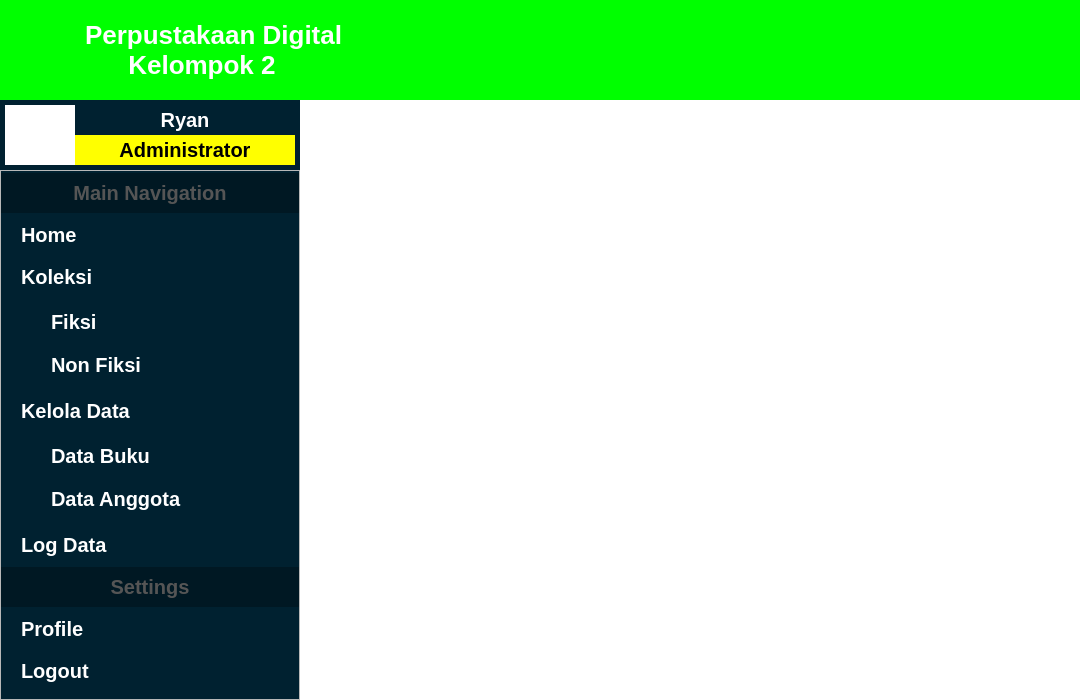
The window that view/Dashboard.ui (Ionisasi/Aplikasi-Perpustakaan-Digital) describes before a commit, drawn with Qt 5.
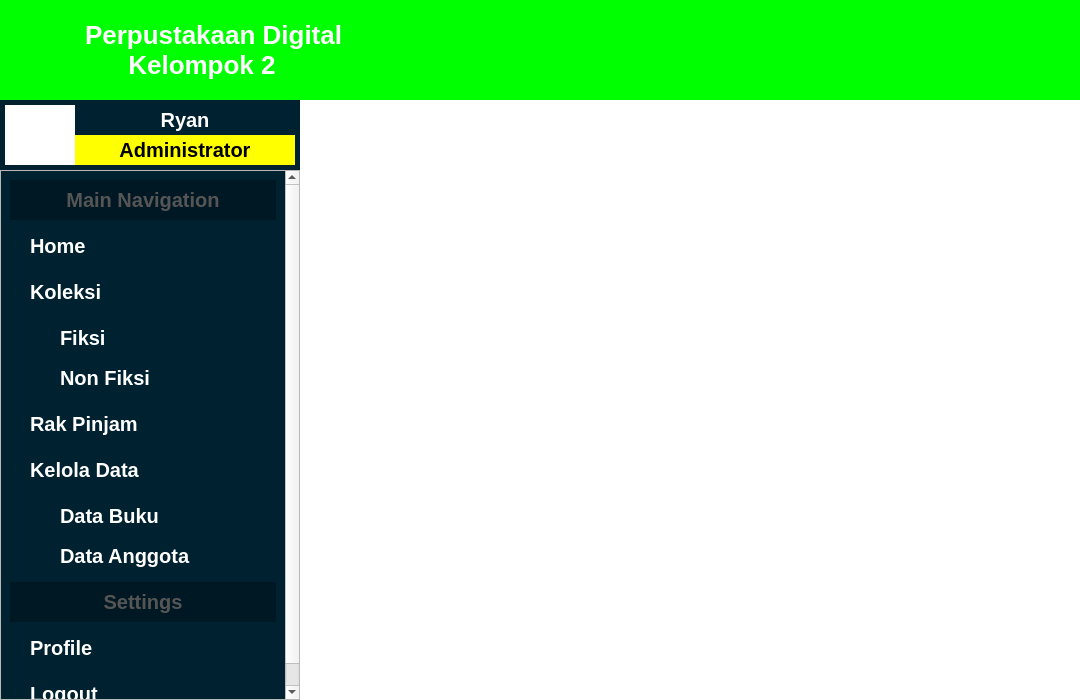
The same window after the commit. Icons and pictures are not drawn.

Patch:
```diff
--- a/view/Dashboard.ui
+++ b/view/Dashboard.ui
@@ -208,9 +208,9 @@
        <property name="geometry">
         <rect>
          <x>0</x>
-         <y>0</y>
-         <width>298</width>
-         <height>518</height>
+         <y>-47</y>
+         <width>281</width>
+         <height>565</height>
         </rect>
        </property>
        <property name="minimumSize">
@@ -228,22 +228,7 @@
        <property name="styleSheet">
         <string notr="true">background-color: rgb(0, 33, 48);</string>
        </property>
-       <layout class="QVBoxLayout" name="verticalLayout_3">
-        <property name="spacing">
-         <number>0</number>
-        </property>
-        <property name="leftMargin">
-         <number>0</number>
-        </property>
-        <property name="topMargin">
-         <number>0</number>
-        </property>
-        <property name="rightMargin">
-         <number>0</number>
-        </property>
-        <property name="bottomMargin">
-         <number>0</number>
-        </property>
+       <layout class="QVBoxLayout" name="verticalLayout">
         <item>
          <widget class="QLabel" name="Menu1">
           <property name="minimumSize">
@@ -432,6 +417,39 @@
           </layout>
          </widget>
         </item>
+        <item>
+         <widget class="QPushButton" name="Pinjam">
+          <property name="minimumSize">
+           <size>
+            <width>0</width>
+            <height>40</height>
+           </size>
+          </property>
+          <property name="maximumSize">
+           <size>
+            <width>16777215</width>
+            <height>40</height>
+           </size>
+          </property>
+          <property name="styleSheet">
+           <string notr="true">font-size: 20px; font-weight: bold; text-align: left; color: #ffffff;padding-left: 20px;border:tranparanted
+</string>
+          </property>
+          <property name="text">
+           <string>Rak Pinjam</string>
+          </property>
+          <property name="icon">
+           <iconset>
+            <normaloff>../Asset/Icon/home.png</normaloff>../Asset/Icon/home.png</iconset>
+          </property>
+          <property name="checkable">
+           <bool>true</bool>
+          </property>
+          <property name="checked">
+           <bool>true</bool>
+          </property>
+         </widget>
+        </item>
         <item>
          <widget class="QPushButton" name="Data">
           <property name="minimumSize">
@@ -558,39 +576,6 @@
           </layout>
          </widget>
         </item>
-        <item>
-         <widget class="QPushButton" name="LogData">
-          <property name="minimumSize">
-           <size>
-            <width>0</width>
-            <height>40</height>
-           </size>
-          </property>
-          <property name="maximumSize">
-           <size>
-            <width>16777215</width>
-            <height>40</height>
-           </size>
-          </property>
-          <property name="styleSheet">
-           <string notr="true">font-size: 20px; font-weight: bold; text-align: left; color: #ffffff;padding-left: 20px;border: none;
-</string>
-          </property>
-          <property name="text">
-           <string>Log Data</string>
-          </property>
-          <property name="icon">
-           <iconset>
-            <normaloff>../Asset/Icon/log-data.png</normaloff>../Asset/Icon/log-data.png</iconset>
-          </property>
-          <property name="checkable">
-           <bool>true</bool>
-          </property>
-          <attribute name="buttonGroup">
-           <string notr="true">buttonGroup</string>
-          </attribute>
-         </widget>
-        </item>
         <item>
          <widget class="QLabel" name="Menu2">
           <property name="minimumSize">
```
Left out of the diff: 108 changed lines with no effect on the pictures.
